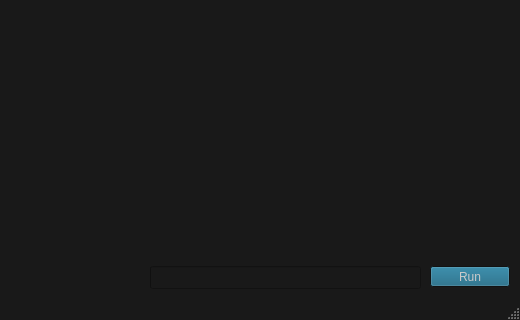
xrLil-Batya/xray-oxygen, file code/engine.vc2008/xrDev/xrDevLaunch/xrMain.ui: the form before one commit; both pictures show x 280 to 800 and y 160 to 480 of the 800 by 480 pixel window.
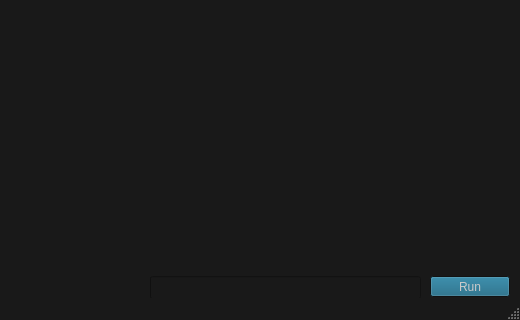
The form after the commit.

Diff of the .ui file:
```diff
--- a/code/engine.vc2008/xrDev/xrDevLaunch/xrMain.ui
+++ b/code/engine.vc2008/xrDev/xrDevLaunch/xrMain.ui
@@ -478,7 +478,7 @@
     <property name="geometry">
      <rect>
       <x>430</x>
-      <y>390</y>
+      <y>400</y>
       <width>271</width>
       <height>23</height>
      </rect>
@@ -500,7 +500,7 @@
     <property name="geometry">
      <rect>
       <x>710</x>
-      <y>390</y>
+      <y>400</y>
       <width>80</width>
       <height>21</height>
      </rect>
@@ -508,6 +508,15 @@
     <property name="text">
      <string>Run</string>
     </property>
+    <property name="autoDefault">
+     <bool>false</bool>
+    </property>
+    <property name="default">
+     <bool>false</bool>
+    </property>
+    <property name="flat">
+     <bool>false</bool>
+    </property>
    </widget>
    <widget class="QListWidget" name="listWidget">
     <property name="geometry">
```
Left out of the diff: 27 changed lines with no effect on the pictures.
